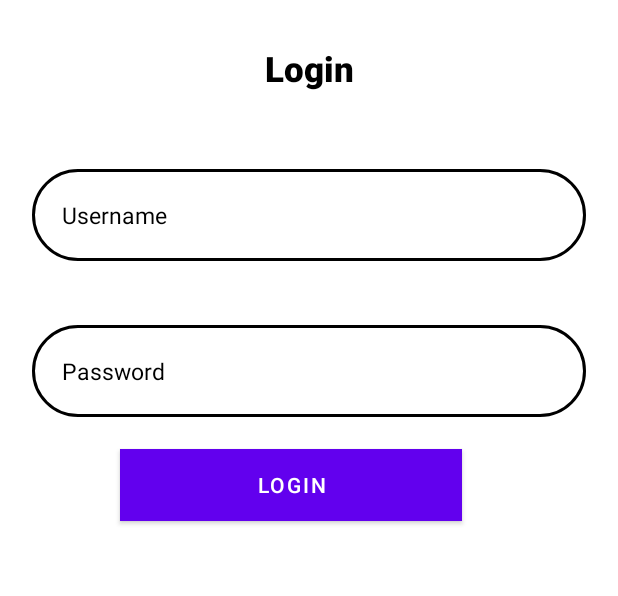
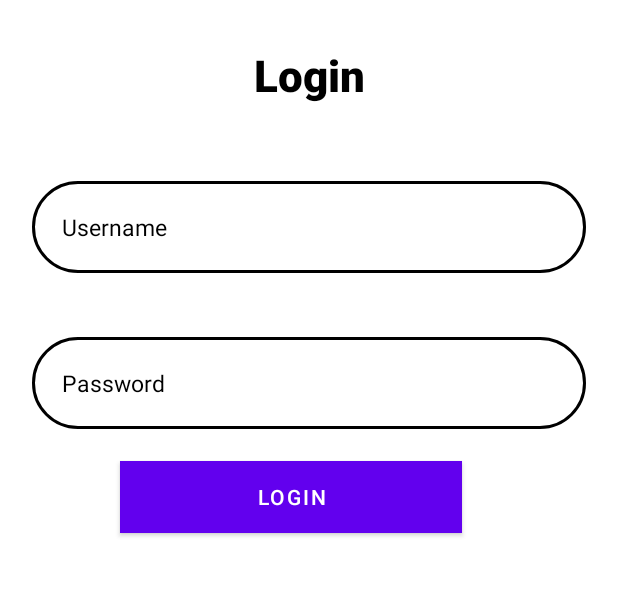
Before and after one commit to zainy3280/Advanced_Tailors, an Android app: the LoginActivity screen opened directly, with no data from a screen before it, on a phone screen of 412 x 824 dp, the part 235-831 px from its top. Run offline under Robolectric (Android 15) with nearby library versions, the phone set to English and light mode, and no system bars.

Commit message:
Update activity_login.xml

```diff
--- a/app/src/main/res/layout/activity_login.xml
+++ b/app/src/main/res/layout/activity_login.xml
@@ -25,7 +25,7 @@
         android:text="Login"
         android:textAlignment="center"
         android:textColor="@color/black"
-        android:textSize="23dp"
+        android:textSize="29dp"
         />
     <EditText
         android:id="@+id/edittextusername"
```
